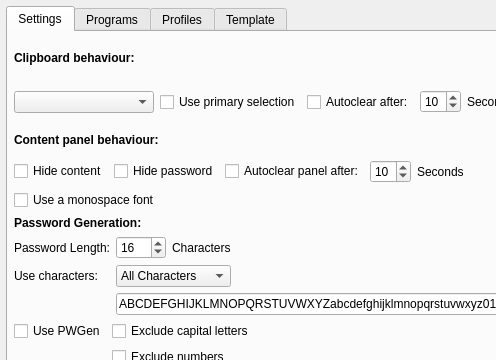
Qt form src/configdialog.ui (IJHack/QtPass) before a commit; both pictures show x 0 to 496 and y 0 to 360 of the 659 by 728 pixel window.
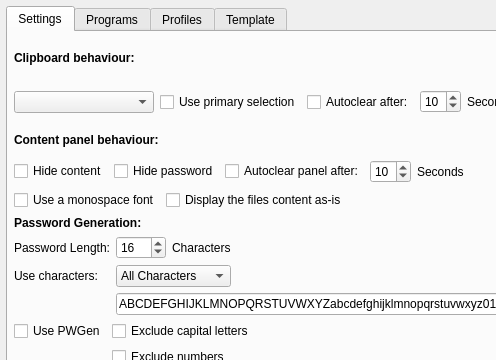
The same form after that commit. Icons and pictures are not drawn.

Commit message: Added an option to display all pass file content as-is

```diff
--- a/src/configdialog.ui
+++ b/src/configdialog.ui
@@ -221,6 +221,13 @@
              </property>
             </widget>
            </item>
+           <item>
+            <widget class="QCheckBox" name="checkBoxDisplayAsIs">
+             <property name="text">
+              <string>Display the files content as-is</string>
+             </property>
+            </widget>
+           </item>
            <item>
             <spacer name="horizontalSpacer_9">
              <property name="orientation">
```
The commit also changes 6 other files.
